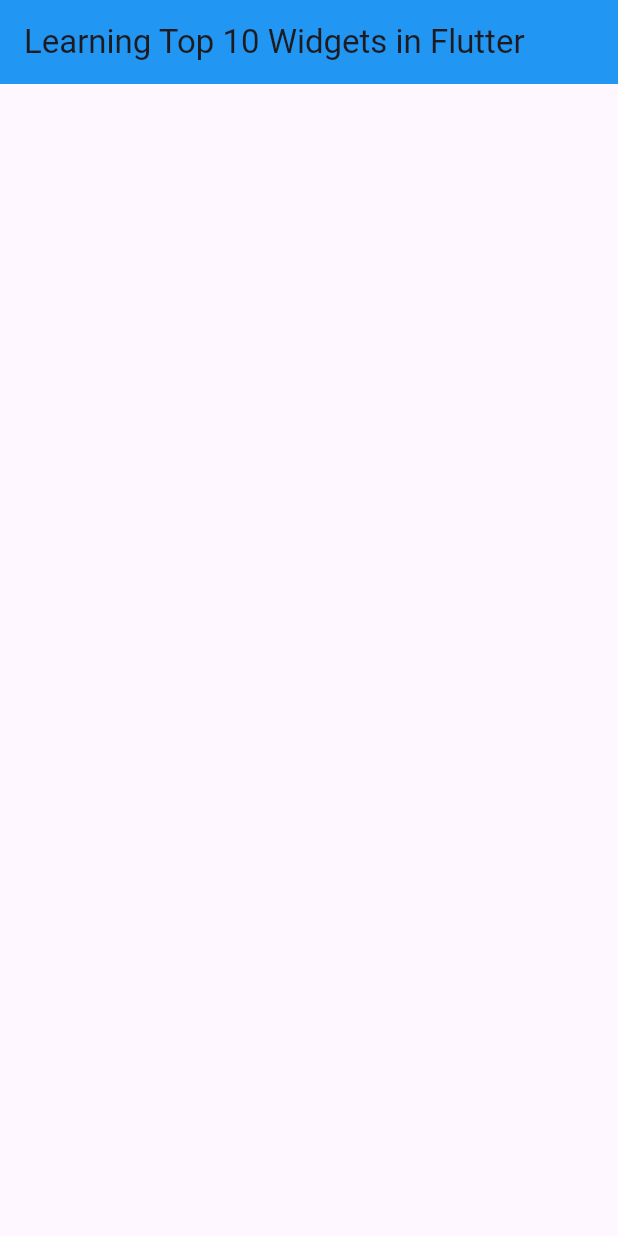
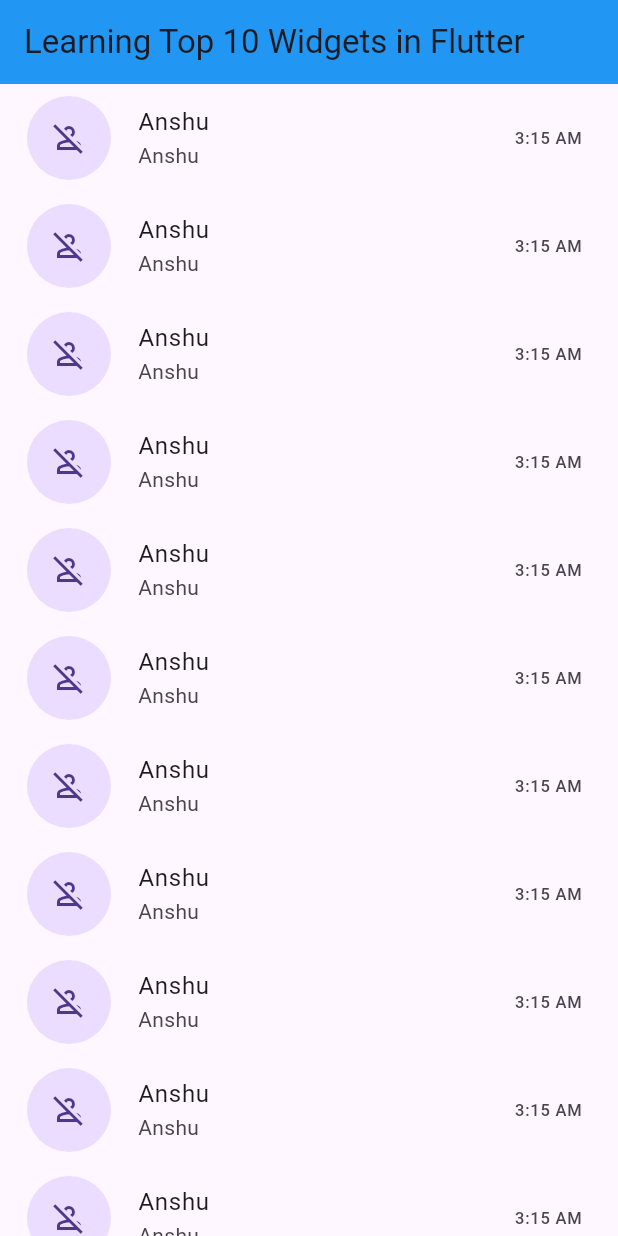
Before and after one commit to anshu-ac-dv/flutter_application_2, a Flutter app: the screen it shows after launch, on a phone screen of 412 x 824 dp. Run offline on Flutter 3.47's test engine with Material 3 defaults, Android fonts, the phone set to English and light mode, and no system bars.

Commit message:
Initial Commit

```diff
--- a/lib/main.dart
+++ b/lib/main.dart
@@ -129,7 +129,36 @@ class MyApp extends StatelessWidget {
             // ),
 
             //        List Tile Widget
+            // Expanded(
+            //   child: ListTile(
+            //     leading: CircleAvatar(
+            //       radius: 30,
+            //       child: Icon(Icons.person_off_outlined),
+            //     ),
+            //     title: Text('Anshu'),
+            //     subtitle: Text('Anshu'),
+            //     trailing: Text('3:15 AM'),
+            //   ),
+            // ),
 
+            //        List View Builder Widget
+            Expanded(
+              flex: 4,
+              child: ListView.builder(
+                itemCount: 100,
+                itemBuilder: (context, index) {
+                  return ListTile(
+                    leading: CircleAvatar(
+                      radius: 30,
+                      child: Icon(Icons.person_off_outlined),
+                    ),
+                    title: Text('Anshu'),
+                    subtitle: Text('Anshu'),
+                    trailing: Text('3:15 AM'),
+                  );
+                },
+              ),
+            ),
           ],
         ),
       ),
```
Also changed, not shown: 1 other file.
